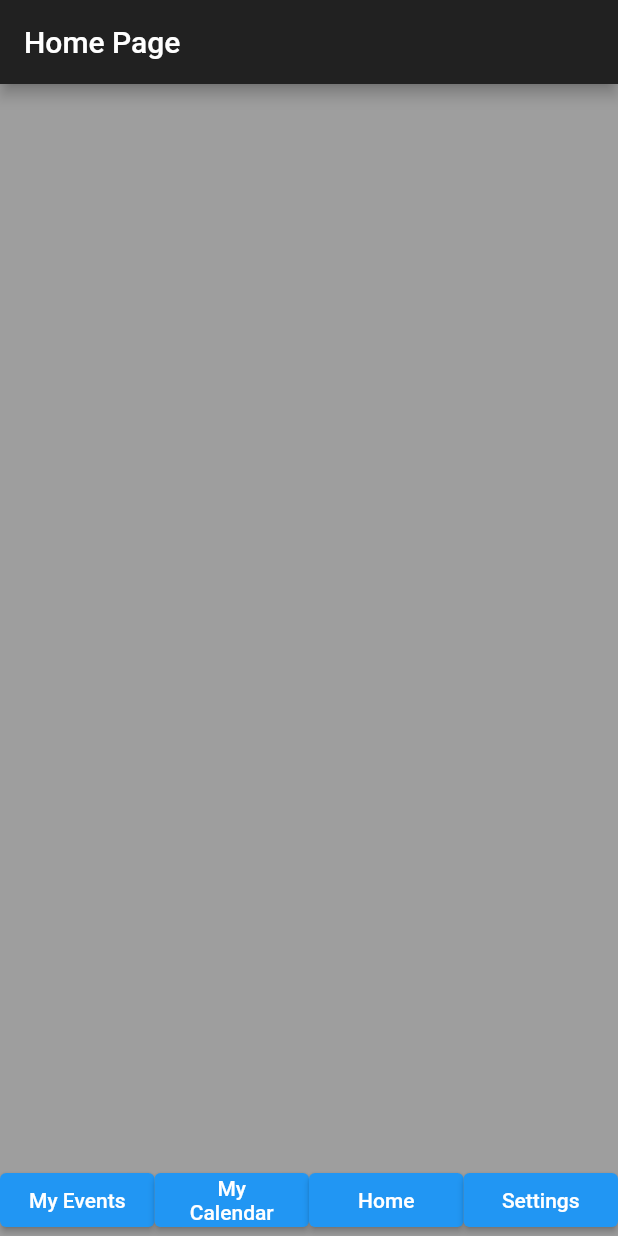
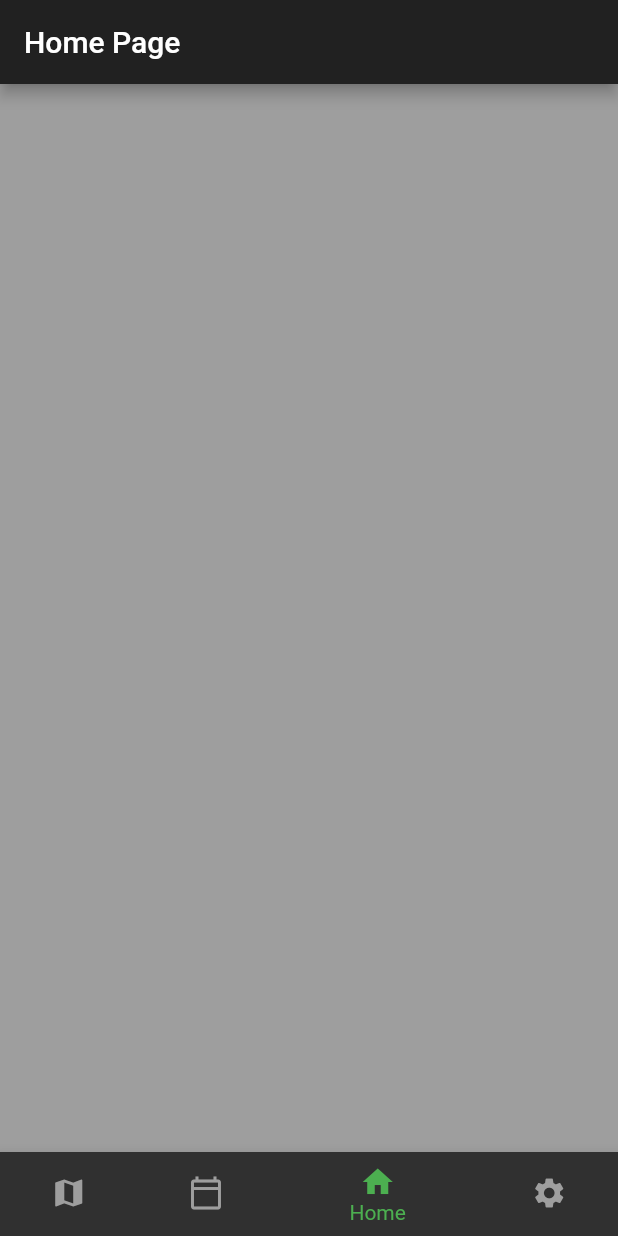
Before and after one commit to bountyhunter914/Real-Time-Scheduling-App, a Flutter app: the screen it shows after launch, on a phone screen of 412 x 824 dp. Run offline on Flutter 3.47's test engine with Material 2 defaults, Android fonts, the phone set to English and light mode, and no system bars.

Commit message:
Updating Navigation Bar and routing animations

```diff
--- /dev/null
+++ b/lib/components/navigation_bar.dart
@@ -0,0 +1,61 @@
+import 'package:flutter/material.dart';
+import 'package:real_time_scheduling/pages/calendar_page.dart';
+import 'package:real_time_scheduling/pages/events_page.dart';
+import 'package:real_time_scheduling/pages/main_page.dart';
+import 'package:real_time_scheduling/pages/settings_page.dart';
+
+class NavigationBar extends StatelessWidget {
+
+  final int selectedIndex;
+  const NavigationBar({Key? key, required this.selectedIndex}) : super(key: key);
+  @override
+  Widget build(BuildContext context) {
+    return BottomNavigationBar(
+         items: const [
+          BottomNavigationBarItem(
+            icon: Icon(Icons.map),
+            label: 'My Events',
+          ),
+           BottomNavigationBarItem(
+             icon: Icon(Icons.calendar_today_outlined),
+             label: 'My Calendar',
+           ),
+           BottomNavigationBarItem(
+             icon: Icon(Icons.home),
+             label: 'Home',
+           ),
+           BottomNavigationBarItem(
+             icon: Icon(Icons.settings),
+             label: 'Settings',
+           ),
+        ],
+        currentIndex: selectedIndex,
+        unselectedItemColor: Colors.grey,
+        selectedItemColor: Colors.green,
+
+        onTap: (int index){
+           print(index.toString());
+           if(index == 0){
+             Navigator.push(context, PageRouteBuilder(pageBuilder: (_,__,___) =>
+             const EventsPage(),
+               transitionDuration: const Duration(seconds: 0),));
+           }
+           else if(index == 1){
+             Navigator.push(context, PageRouteBuilder(pageBuilder: (_,__,___) =>
+             const CalendarPage(),
+               transitionDuration: const Duration(seconds: 0),));
+           }
+           else if(index == 3){
+             Navigator.push(context, PageRouteBuilder(pageBuilder: (_,__,___) =>
+             const SettingsPage(),
+             transitionDuration: const Duration(seconds: 0),));
+           }
+           else{
+             Navigator.push(context, PageRouteBuilder(pageBuilder: (_,__,___) =>
+             const MainPage(),
+               transitionDuration: const Duration(seconds: 0),));
+           }
+        },
+      );
+  }
+}
--- a/lib/navigation_bar.dart
+++ /dev/null
@@ -1,56 +0,0 @@
-import 'package:flutter/material.dart';
-import 'package:real_time_scheduling/pages/calendar_page.dart';
-import 'package:real_time_scheduling/pages/events_page.dart';
-import 'package:real_time_scheduling/pages/main_page.dart';
-import 'package:real_time_scheduling/pages/settings_page.dart';
-
-class NavigationBar extends StatelessWidget {
-  const NavigationBar({Key? key}) : super(key: key);
-  @override
-  Widget build(BuildContext context) {
-    return Row(
-        children: [
-        Expanded(
-          child: ElevatedButton(
-            child: const Text('My Events',
-            textAlign: TextAlign.center,),
-            onPressed: (){
-              Navigator.push(context, MaterialPageRoute(
-                  builder: (context) => const EventsPage()));
-            },
-          ),
-        ),
-        Expanded(
-          child: ElevatedButton(
-            child: const Text('My Calendar',
-            textAlign: TextAlign.center,),
-            onPressed: (){
-              Navigator.push(context, MaterialPageRoute(
-                  builder: (context) => const CalendarPage()));
-            },
-          ),
-        ),
-        Expanded(
-          child: ElevatedButton(
-            child: const Text('Home',
-            textAlign: TextAlign.center,),
-            onPressed: (){
-              Navigator.push(context, MaterialPageRoute(
-                  builder: (context) => const MainPage()));
-            },
-          ),
-        ),
-        Expanded(
-          child: ElevatedButton(
-            child: const Text('Settings',
-            textAlign: TextAlign.center,),
-            onPressed: (){
-              Navigator.push(context, MaterialPageRoute(
-                  builder: (context) => const SettingsPage()));
-            },
-          ),
-        ),
-      ],
-    );
-  }
-}
--- a/lib/pages/calendar_page.dart
+++ b/lib/pages/calendar_page.dart
@@ -1,5 +1,5 @@
 import 'package:flutter/material.dart';
-import 'package:real_time_scheduling/navigation_bar.dart';
+import 'package:real_time_scheduling/components/navigation_bar.dart';
 
 /// Max's Page
 class CalendarPage extends StatelessWidget {
@@ -16,7 +16,7 @@ class CalendarPage extends StatelessWidget {
       /** Implement your page in body. Just make sure you leave the NavigationBar**/
       body: const Align(
           alignment: Alignment.bottomCenter,
-          child: NavigationBar()),
+          child: NavigationBar(selectedIndex: 1)),
     );
   }
 }
--- a/lib/pages/events_page.dart
+++ b/lib/pages/events_page.dart
@@ -1,5 +1,5 @@
 import 'package:flutter/material.dart';
-import 'package:real_time_scheduling/navigation_bar.dart';
+import 'package:real_time_scheduling/components/navigation_bar.dart';
 
 /// Preston's Page
 class EventsPage extends StatelessWidget {
@@ -17,7 +17,7 @@ class EventsPage extends StatelessWidget {
       /** Implement your page in body. Just make sure you leave the NavigationBar**/
       body: const Align(
           alignment: Alignment.bottomCenter,
-          child: NavigationBar()),
+          child: NavigationBar(selectedIndex: 0)),
     );
   }
 }
--- a/lib/pages/main_page.dart
+++ b/lib/pages/main_page.dart
@@ -1,5 +1,5 @@
 import 'package:flutter/material.dart';
-import 'package:real_time_scheduling/navigation_bar.dart';
+import 'package:real_time_scheduling/components/navigation_bar.dart';
 
 /// Swati's Page
 class MainPage extends StatelessWidget {
@@ -17,7 +17,7 @@ class MainPage extends StatelessWidget {
       /** Implement your page in body. Just make sure you leave the NavigationBar**/
       body: const Align(
         alignment: Alignment.bottomCenter,
-          child: NavigationBar()),
+          child: NavigationBar(selectedIndex: 2)),
     );
   }
 }
--- a/lib/pages/settings_page.dart
+++ b/lib/pages/settings_page.dart
@@ -1,5 +1,5 @@
 import 'package:flutter/material.dart';
-import 'package:real_time_scheduling/navigation_bar.dart';
+import 'package:real_time_scheduling/components/navigation_bar.dart';
 
 /// Paul's Page
 class SettingsPage extends StatelessWidget {
@@ -16,7 +16,7 @@ class SettingsPage extends StatelessWidget {
       /** Implement your page in body. Just make sure you leave the NavigationBar**/
       body: const Align(
           alignment: Alignment.bottomCenter,
-          child: NavigationBar()),
+          child: NavigationBar(selectedIndex: 3)),
 
     );
   }
```
Also changed, not shown: 1 other file.
